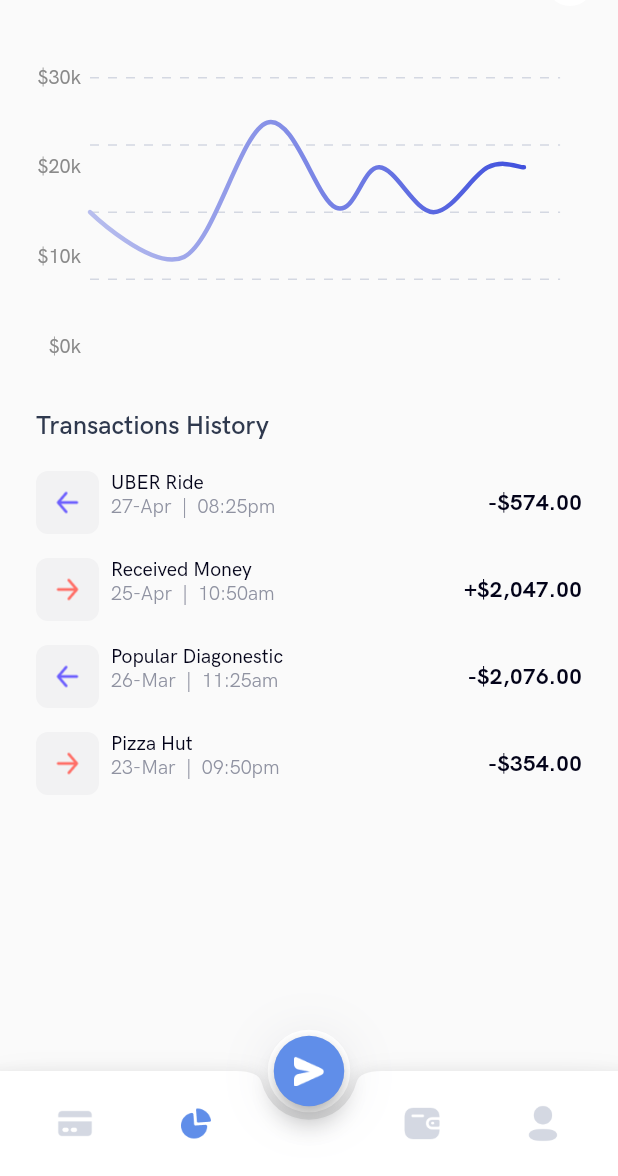
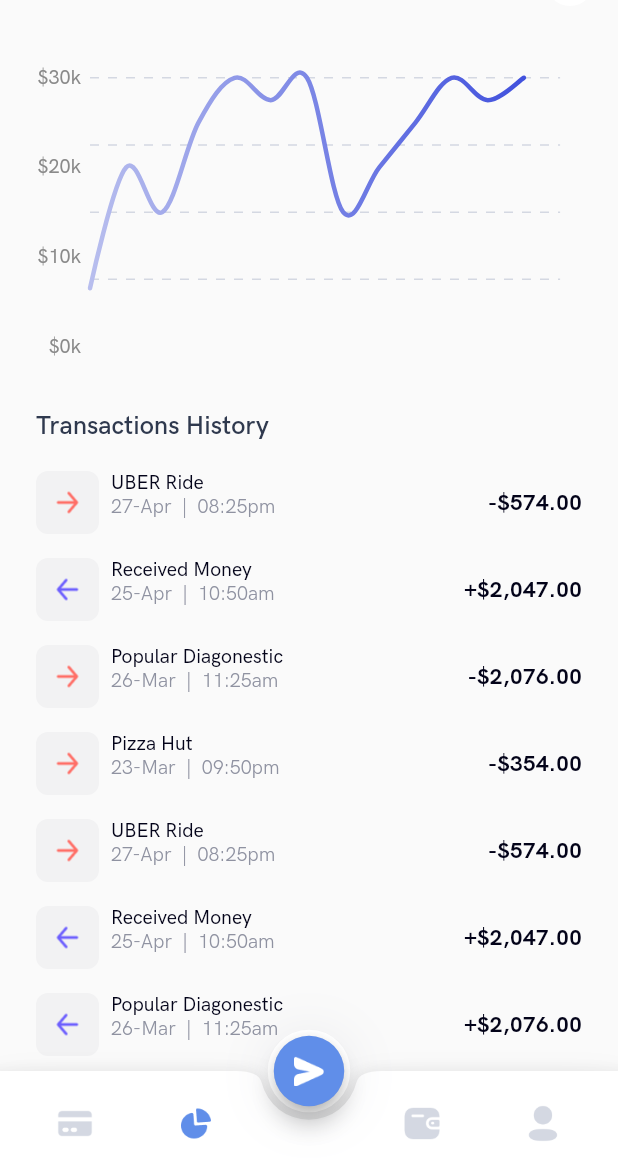
Before and after one commit to irisktaker/mobile_banking_app, a Flutter app: the screen it shows after launch, item 2 of the bottom bar chosen, scrolled down 213 dp, on a phone screen of 412 x 824 dp, the part 60-1236 px from its top. Run offline on Flutter 3.47's test engine with Material 2 defaults, Android fonts, the phone set to English and light mode, and no system bars; drawn by our look-alikes of fl_chart; network calls fail.

Commit message:
Mobile Banking App

```diff
--- a/lib/singleton/singleton.dart
+++ b/lib/singleton/singleton.dart
@@ -118,7 +118,7 @@ class Singleton {
 
   List<TransactionHistory> transactionHistory = [
     TransactionHistory(
-      moneyTransactionArrow: "assets/icons/recieved_money.png",
+      moneyTransactionArrow: "assets/icons/send.png",
       title: "UBER Ride",
       date: "27-Apr",
       time: "08:25pm",
@@ -126,7 +126,7 @@ class Singleton {
       statues: "-",
     ),
     TransactionHistory(
-      moneyTransactionArrow: "assets/icons/send.png",
+      moneyTransactionArrow: "assets/icons/recieved_money.png",
       title: "Received Money",
       date: "25-Apr",
       time: "10:50am",
@@ -134,7 +134,7 @@ class Singleton {
       statues: "+",
     ),
     TransactionHistory(
-      moneyTransactionArrow: "assets/icons/recieved_money.png",
+      moneyTransactionArrow: "assets/icons/send.png",
       title: "Popular Diagonestic ",
       date: "26-Mar",
       time: "11:25am",
@@ -149,5 +149,37 @@ class Singleton {
       amount: 354.00,
       statues: "-",
     ),
+    TransactionHistory(
+      moneyTransactionArrow: "assets/icons/send.png",
+      title: "UBER Ride",
+      date: "27-Apr",
+      time: "08:25pm",
+      amount: 574.00,
+      statues: "-",
+    ),
+    TransactionHistory(
+      moneyTransactionArrow: "assets/icons/recieved_money.png",
+      title: "Received Money",
+      date: "25-Apr",
+      time: "10:50am",
+      amount: 2047.00,
+      statues: "+",
+    ),
+    TransactionHistory(
+      moneyTransactionArrow: "assets/icons/recieved_money.png",
+      title: "Popular Diagonestic ",
+      date: "26-Mar",
+      time: "11:25am",
+      amount: 2076.00,
+      statues: "+",
+    ),
+    TransactionHistory(
+      moneyTransactionArrow: "assets/icons/send.png",
+      title: "Pizza Hut",
+      date: "23-Mar",
+      time: "09:50pm",
+      amount: 354.00,
+      statues: "-",
+    ),
   ];
 }
--- a/lib/utilities/linear_chart/linear_chart.dart
+++ b/lib/utilities/linear_chart/linear_chart.dart
@@ -8,13 +8,33 @@ class LineChartSample extends StatefulWidget {
   _LineChartSampleState createState() => _LineChartSampleState();
 }
 
+final List<double> values = [
+  1.3,
+  4,
+  3,
+  5,
+  6,
+  5.5,
+  6,
+  3,
+  4,
+  5,
+  6,
+  5.5,
+  6,
+];
+
+List<FlSpot> spots = values.asMap().entries.map((e) {
+  return FlSpot(e.key.toDouble(), e.value);
+}).toList();
+
 class _LineChartSampleState extends State<LineChartSample> {
+  bool showAvg = false;
+
   List<Color> gradientColors = [
     const Color(0xffB8BEEE),
     const Color(0xff4151DD),
   ];
-
-  bool showAvg = false;
 
   @override
   Widget build(BuildContext context) {
@@ -113,16 +133,17 @@ class _LineChartSampleState extends State<LineChartSample> {
       maxY: 7,
       lineBarsData: [
         LineChartBarData(
-          spots: const [
-            FlSpot(0, 3),
-            FlSpot(2.6, 2),
-            FlSpot(4.9, 5),
-            FlSpot(6.8, 3.1),
-            FlSpot(8, 4),
-            FlSpot(9.5, 3),
-            FlSpot(11, 4),
-            FlSpot(12, 4),
-          ],
+          spots: spots,
+          // const [
+          //   FlSpot(0, 3),
+          //   FlSpot(2.6, 2),
+          //   FlSpot(4.9, 5),
+          //   FlSpot(6.8, 3.1),
+          //   FlSpot(8, 4),
+          //   FlSpot(9.5, 3),
+          //   FlSpot(11, 4),
+          //   FlSpot(12, 4),
+          // ],
           isCurved: true,
           shadow: const Shadow(
             color: Color(0xFFE5E6FB),
--- a/lib/utilities/tabs/tabs_screen.dart
+++ b/lib/utilities/tabs/tabs_screen.dart
@@ -1,5 +1,6 @@
 import 'package:flutter/material.dart';
 
+import '../../screens/add_new_card/add_new_card.dart';
 import '/screens/card/card_screen.dart';
 import '/screens/chart/chart_screen.dart';
 import '/screens/profile/profile_screen.dart';
@@ -76,7 +77,10 @@ class _TabsScreenState extends State<TabsScreen> {
         ),
         child: Center(
           child: FloatingActionButton(
-            onPressed: () {},
+            onPressed: () {
+              Navigator.push(context,
+                  MaterialPageRoute(builder: (context) => const AddNewCard()));
+            },
             backgroundColor: const Color(0xFF608EE9),
             child: Image.asset(
               "assets/icons/send_money.png",
```
Also changed, not shown: lib/screens/add_new_card/add_new_card.dart (added, +223 -0 lines), lib/screens/wallet/wallet_screen.dart (+30 -0 lines).
